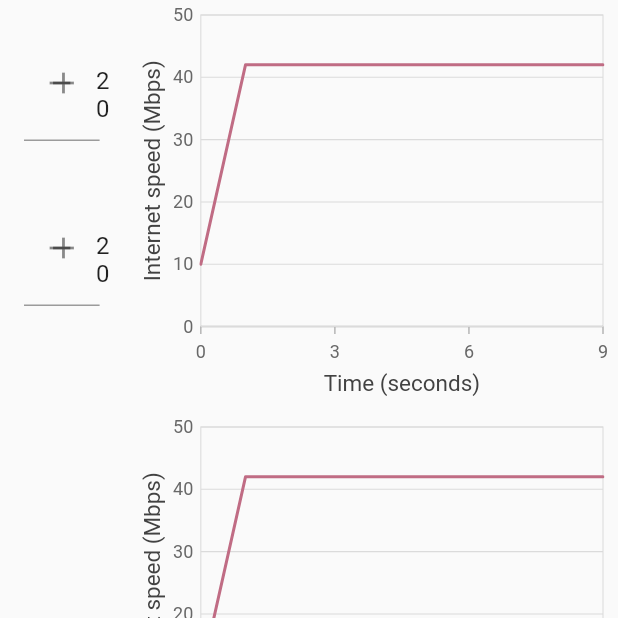
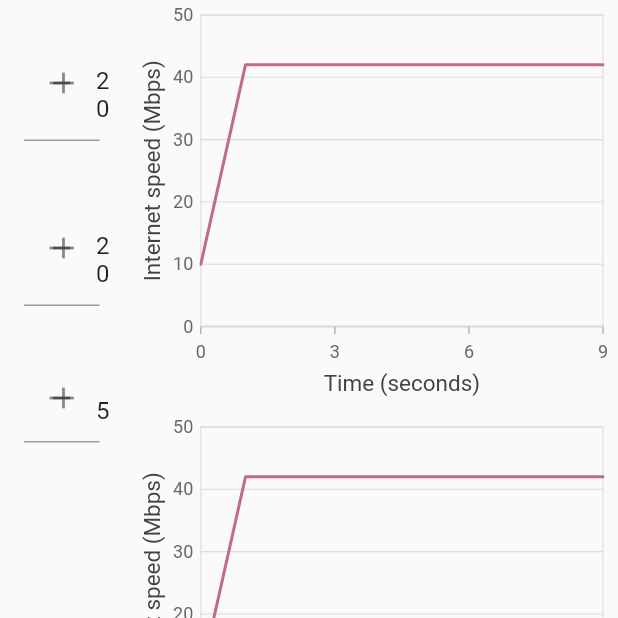
Before and after one commit to daniope/ventilator_ui, a Flutter app: the screen it shows after launch, on a phone screen of 412 x 824 dp, the top half of it. Run offline on Flutter 3.47's test engine with Material 2 defaults, Android fonts, the phone set to English and light mode, and no system bars; drawn by our look-alikes of flutter_spinbox; our stand-ins replace syncfusion_flutter_charts.

Commit message:
feat: impls PEEP spinbox and adds it to ventilator widget

```diff
--- a/lib/sidebar/sidebar.dart
+++ b/lib/sidebar/sidebar.dart
@@ -1,12 +1,14 @@
 import 'package:flutter/material.dart';
 
 import 'package:ventilator_ui/lung/lung.dart';
+import 'package:ventilator_ui/ventilator/ventilator.dart';
 
 class SideBar extends StatelessWidget {
   Widget build(BuildContext context) {
     return Column(
       children: [
         Lung(),
+        Ventilator(),
       ],
     );
   }
--- /dev/null
+++ b/lib/spinbox/spinbox_peep.dart
@@ -0,0 +1,16 @@
+import 'package:flutter/material.dart';
+import 'package:flutter_spinbox/material.dart';
+
+class PEEP extends StatelessWidget {
+  Widget build(BuildContext context) {
+    return SpinBox(
+      min: 0.0,
+      max: 50.0,
+      value: 5.0,
+      decimals: 0,
+      step: 1.0,
+      decoration: InputDecoration(labelText: 'PEEP (cmH\u2082O)'),
+      onChanged: (value) => print('PEEP: $value'),
+    );
+  }
+}
--- /dev/null
+++ b/lib/ventilator/ventilator.dart
@@ -0,0 +1,16 @@
+import 'package:flutter/material.dart';
+
+import 'package:ventilator_ui/spinbox/spinbox_peep.dart';
+
+class Ventilator extends StatelessWidget {
+  Widget build(BuildContext context) {
+    return Column(
+      children: [
+        Padding(
+          child: PEEP(),
+          padding: const EdgeInsets.all(16),
+        ),
+      ],
+    );
+  }
+}
```
Also changed, not shown: lib/ventilator/pcv.dart (added, +18 -0 lines).
